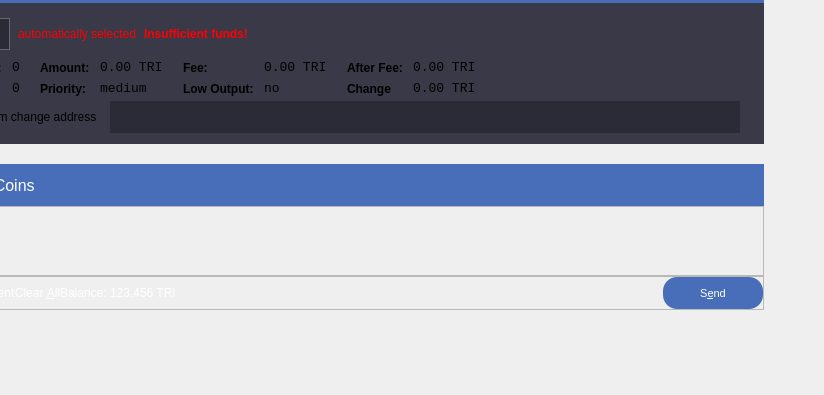
First picture: the form in src/qt/forms/sendcoinsdialog.ui, repository MerlinMagic2018/triangles-new, before the edit; both pictures show x 122 to 946 and y 138 to 533 of the 946 by 533 pixel window.
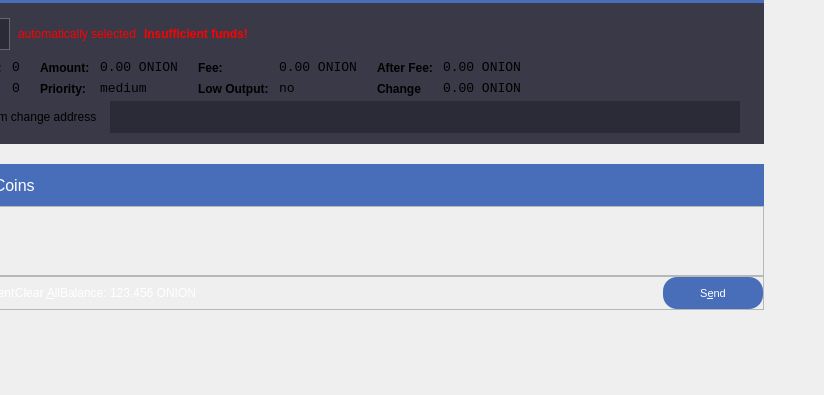
Second picture: the form after the edit. Icons and pictures are not drawn.

Commit message:
Revert "Change name from DeepOnion to Triangles"
This reverts commit a520101763fc710adf1e9e8f7872243aa8259dec.

What changed in the file:
```diff
--- a/src/qt/forms/sendcoinsdialog.ui
+++ b/src/qt/forms/sendcoinsdialog.ui
@@ -472,7 +472,7 @@
                       <enum>Qt::ActionsContextMenu</enum>
                      </property>
                      <property name="text">
-                      <string>0.00 TRI</string>
+                      <string>0.00 ONION</string>
                      </property>
                      <property name="textInteractionFlags">
                       <set>Qt::LinksAccessibleByMouse|Qt::TextSelectableByKeyboard|Qt::TextSelectableByMouse</set>
@@ -558,7 +558,7 @@
                       <enum>Qt::ActionsContextMenu</enum>
                      </property>
                      <property name="text">
-                      <string>0.00 TRI</string>
+                      <string>0.00 ONION</string>
                      </property>
                      <property name="textInteractionFlags">
                       <set>Qt::LinksAccessibleByMouse|Qt::TextSelectableByKeyboard|Qt::TextSelectableByMouse</set>
@@ -644,7 +644,7 @@
                       <enum>Qt::ActionsContextMenu</enum>
                      </property>
                      <property name="text">
-                      <string>0.00 TRI</string>
+                      <string>0.00 ONION</string>
                      </property>
                      <property name="textInteractionFlags">
                       <set>Qt::LinksAccessibleByMouse|Qt::TextSelectableByKeyboard|Qt::TextSelectableByMouse</set>
@@ -676,7 +676,7 @@
                       <enum>Qt::ActionsContextMenu</enum>
                      </property>
                      <property name="text">
-                      <string>0.00 TRI</string>
+                      <string>0.00 ONION</string>
                      </property>
                      <property name="textInteractionFlags">
                       <set>Qt::LinksAccessibleByMouse|Qt::TextSelectableByKeyboard|Qt::TextSelectableByMouse</set>
@@ -990,7 +990,7 @@
                    <string notr="true">color: #FFFFFF;</string>
                   </property>
                   <property name="text">
-                   <string>123.456 TRI</string>
+                   <string>123.456 ONION</string>
                   </property>
                   <property name="textInteractionFlags">
                    <set>Qt::LinksAccessibleByMouse|Qt::TextSelectableByKeyboard|Qt::TextSelectableByMouse</set>
```
The commit also changes 168 other files.
